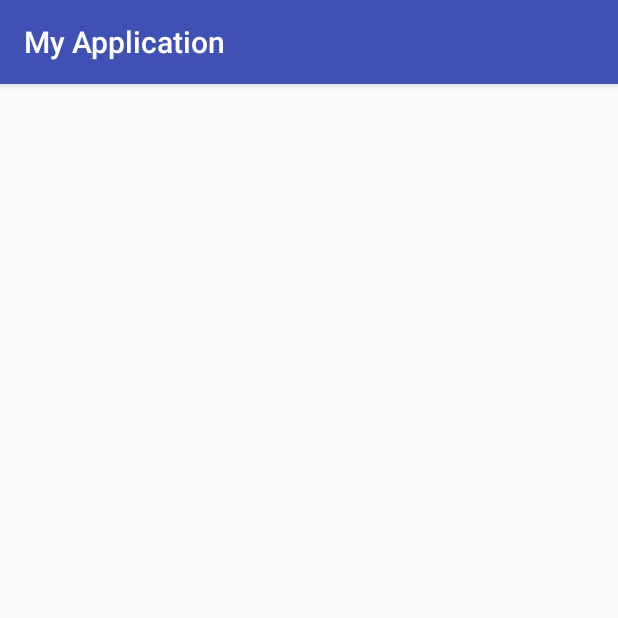
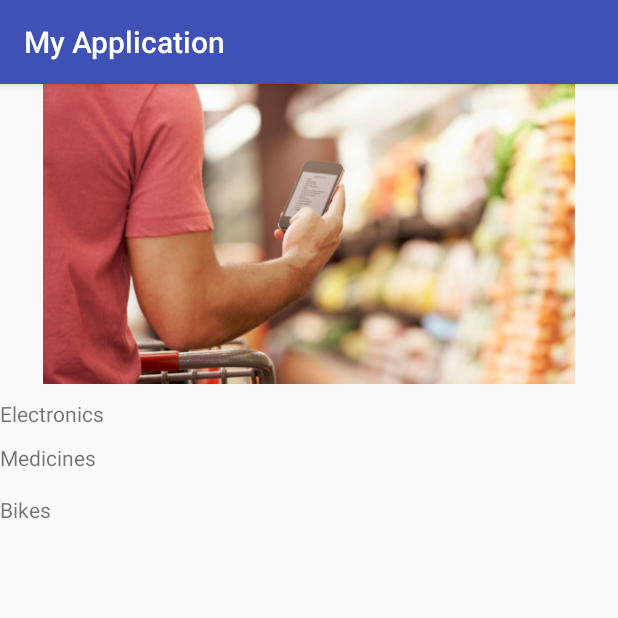
Before and after one commit to tobeapp/App, an Android app: the screen it shows after launch (MainActivity), on a phone screen of 412 x 824 dp, the top half of it. Run offline under Robolectric (Android 15) with nearby library versions, the phone set to English and light mode, and no system bars; our stand-ins replace Firebase (no records; nobody signed in at launch, a user with empty details on screens opened directly), Picasso; pictures from the network do not load.

Commit message:
First Commit

```diff
--- a/app/build.gradle
+++ b/app/build.gradle
@@ -25,6 +25,7 @@ dependencies {
         exclude group: 'com.android.support', module: 'support-annotations'
     })
 
+    compile 'com.google.firebase:firebase-core:9.6.0'
     compile 'com.firebaseui:firebase-ui-database:0.4.0'
     compile 'com.squareup.picasso:picasso:2.5.2'
     compile 'com.android.support:cardview-v7:25.3.1'
@@ -36,4 +37,6 @@ dependencies {
 }
 
 
+
+
 apply plugin: 'com.google.gms.google-services'
--- a/app/src/main/AndroidManifest.xml
+++ b/app/src/main/AndroidManifest.xml
@@ -16,6 +16,8 @@
                 <category android:name="android.intent.category.LAUNCHER" />
             </intent-filter>
         </activity>
+        <activity android:name=".second" />
+        <activity android:name=".Products_Category_Wise"></activity>
     </application>
 
 </manifest>
--- /dev/null
+++ b/app/src/main/java/com/example/ankit/myapplication/CustomPagerAdapter.java
@@ -0,0 +1,57 @@
+package com.example.ankit.myapplication;
+
+import android.content.Context;
+import android.support.v4.view.PagerAdapter;
+import android.view.LayoutInflater;
+import android.view.View;
+import android.view.ViewGroup;
+import android.widget.ImageView;
+import android.widget.LinearLayout;
+
+/**
+ * Created by ankit on 16-08-2017.
+ */
+
+public class CustomPagerAdapter extends PagerAdapter {
+    Context mContext;
+    LayoutInflater mLayoutInflater;
+    int[] mResources = {
+            R.drawable.image1,
+            R.drawable.image2,
+            R.drawable.image3,
+            R.drawable.image4,
+
+    };
+
+    public CustomPagerAdapter(Context context) {
+        mContext = context;
+        mLayoutInflater = (LayoutInflater) mContext.getSystemService(Context.LAYOUT_INFLATER_SERVICE);
+    }
+
+    @Override
+    public int getCount() {
+        return mResources.length;
+    }
+
+    @Override
+    public boolean isViewFromObject(View view, Object object) {
+        return view == ((LinearLayout) object);
+    }
+
+    @Override
+    public Object instantiateItem(ViewGroup container, int position) {
+        View itemView = mLayoutInflater.inflate(R.layout.pager_item, container, false);
+
+        ImageView imageView = (ImageView) itemView.findViewById(R.id.imageView13333);
+        imageView.setImageResource(mResources[position]);
+
+        container.addView(itemView);
+
+        return itemView;
+    }
+
+    @Override
+    public void destroyItem(ViewGroup container, int position, Object object) {
+        container.removeView((LinearLayout) object);
+    }
+}
--- a/app/src/main/java/com/example/ankit/myapplication/MainActivity.java
+++ b/app/src/main/java/com/example/ankit/myapplication/MainActivity.java
@@ -2,7 +2,10 @@ package com.example.ankit.myapplication;
 
 import android.content.ClipData;
 import android.content.Context;
+import android.content.Intent;
 import android.media.Image;
+import android.net.Uri;
+import android.support.v4.view.ViewPager;
 import android.support.v7.app.AppCompatActivity;
 import android.os.Bundle;
 import android.support.v7.widget.LinearLayoutManager;
@@ -14,6 +17,7 @@ import android.widget.ImageView;
 import android.widget.ListView;
 import android.widget.TextView;
 import android.widget.Toast;
+import android.widget.VideoView;
 
 import com.firebase.ui.database.FirebaseRecyclerAdapter;
 import com.google.firebase.database.DataSnapshot;
@@ -29,56 +33,79 @@ import java.util.List;
 import java.util.Map;
 
 public class MainActivity extends AppCompatActivity {
-    private RecyclerView mRecyclerView;
+    private RecyclerView mRecyclerView,mRecyclerView1,mRecylcerView2;
     private static final String TAG="She played the fiddle in an Irish band But she fell in love with an English man";
     FirebaseDatabase database;
+    ViewPager mViewPager;
+    CustomPagerAdapter mCustomPagerAdapter;//customPagerAdapter;
     DatabaseReference ref;
-    MainAdapter adapter;
+    MainAdapter adapter,adapter1,adapter2;
    // private ItemData[] itemdata;
-    private List<ItemData> itemdata;
-    private RecyclerView.LayoutManager mlayoutManager;
-    private RecyclerView.Adapter mAdapter;
-    private ArrayList<String> mDataset;
+    private List<ItemData> itemdata,itemdata1,itemdata2;
+    private RecyclerView.LayoutManager mlayoutManager,mlayoutManager1,mlayoutManager2;
+
     @Override
     protected void onCreate(Bundle savedInstanceState) {
         super.onCreate(savedInstanceState);
         setContentView(R.layout.activity_main);
         database=FirebaseDatabase.getInstance();
-        ref=database.getReference("/Data");
+        ref=database.getReference();
+
+        ////////////////////////////////////////////
+        itemdata2=new ArrayList<ItemData>();
         itemdata=new ArrayList<ItemData>();
-        adapter=new MainAdapter(itemdata);
+        itemdata1=new ArrayList<ItemData>();
+        /////////////////////////////////////////////
+        adapter=new MainAdapter(itemdata,getApplicationContext());
+        adapter1=new MainAdapter(itemdata1,getApplicationContext());
+        adapter2=new MainAdapter(itemdata2,getApplicationContext());
+        ///////////////////////////////////////////////
+
         mRecyclerView=(RecyclerView)findViewById(R.id.recycler_view);
         mRecyclerView.setHasFixedSize(true);
+        mRecyclerView1=(RecyclerView)findViewById(R.id.recycler_view1);
+        mRecyclerView1.setHasFixedSize(true);
+        mRecylcerView2=(RecyclerView)findViewById(R.id.recycler_view2);
+        mRecylcerView2.setHasFixedSize(true);
+        ///////////////////////////////////////////////////
+
         mlayoutManager=new LinearLayoutManager(this,LinearLayoutManager.HORIZONTAL,false);
+        mlayoutManager1=new LinearLayoutManager(this,LinearLayoutManager.HORIZONTAL,false);
+        mlayoutManager2=new LinearLayoutManager(this,LinearLayoutManager.HORIZONTAL,false);
+
+        ///////////////////////////////////////////////////
         mRecyclerView.setLayoutManager(mlayoutManager);
+        mRecyclerView1.setLayoutManager(mlayoutManager1);
+        mRecylcerView2.setLayoutManager(mlayoutManager2);
+        ///////////////////////////////////////////////////
+        mCustomPagerAdapter = new CustomPagerAdapter(this);
 
+        //////////////////////////////////////////////////
+        mViewPager = (ViewPager) findViewById(R.id.pager);
+        mViewPager.setAdapter(mCustomPagerAdapter);
     }
-
     @Override
     protected void onStart() {
         super.onStart();
-        FirebaseRecyclerAdapter<ItemData,myViewHolder> firebaseRecyclerAdapter=
-                new FirebaseRecyclerAdapter<ItemData, myViewHolder>(ItemData.class,R.layout.row,myViewHolder.class,ref) {
-                    @Override
-                    protected void populateViewHolder(myViewHolder viewHolder, ItemData model, int position) {
-                        viewHolder.setTitle(model.getTitle());
-                        viewHolder.setImage(getApplicationContext(),model.getImageURL());
-                    }
-                };
 
-               mRecyclerView.setAdapter(firebaseRecyclerAdapter);
-
-     /*   mRecyclerView.setAdapter(adapter);
-        ref.addValueEventListener(new ValueEventListener() {
+////////////////////////////////////////////////////////////////////////////////////////////////////
+        mRecyclerView.setAdapter(adapter);
+       // mRecyclerView1.setAdapter(adapter);
+        ref.child("/Electronics").addValueEventListener(new ValueEventListener() {
             @Override
             public void onDataChange(DataSnapshot dataSnapshot) {
-             //   itemdata.removeAll(itemdata);
+                int counter=0;
                 for(DataSnapshot snapshot:dataSnapshot.getChildren()){
-                    Log.d(TAG, "populateViewHolder: "+snapshot.getChildren());
-                    ItemData item=snapshot.getValue(ItemData.class);
-                    System.out.println(item.getTitle()+"********************"+item.getImageURL());
-                  //  Log.d(TAG, "populateViewHolder: "+item.getTitle());
+                    ItemData item=new ItemData();
+                   // System.out.println(snapshot.child("Image").getValue().toString());
+                    item.setImageURL(snapshot.child("Image").getValue().toString());
+                   // System.out.println(item.getImageURL());
+                    item.setTitle(snapshot.child("Title").getValue().toString());
+                   // System.out.println(item.getTitle());
                     itemdata.add(item);
+                    counter++;
+                    if(counter== dataSnapshot.getChildrenCount())
+                        break;
                 }
                 adapter.notifyDataSetChanged();
             }
@@ -87,24 +114,60 @@ public class MainActivity extends AppCompatActivity {
             public void onCancelled(DatabaseError databaseError) {
 
             }
-        });*/
-    }
-    public static class myViewHolder  extends RecyclerView.ViewHolder{
-        View my;
+        });
+        //////////////////////////////////////////////////////////////////////////////
+        mRecyclerView1.setAdapter(adapter1);
+        ref.child("/Medicals").addValueEventListener(new ValueEventListener() {
+            @Override
+            public void onDataChange(DataSnapshot dataSnapshot) {
+                int counter=0;
+                for(DataSnapshot snapshot:dataSnapshot.getChildren()){
+                    ItemData item=new ItemData();
+                   // System.out.println(snapshot.child("Image").getValue().toString());
+                    item.setImageURL(snapshot.child("Image").getValue().toString());
+                    // System.out.println(item.getImageURL());
+                    item.setTitle(snapshot.child("Title").getValue().toString());
+                    // System.out.println(item.getTitle());
+                    itemdata1.add(item);
+                    counter++;
+                    if(counter== dataSnapshot.getChildrenCount())
+                        break;
+                }
+                adapter1.notifyDataSetChanged();
+            }
 
-        public myViewHolder(View itemView){
-            super(itemView);
-            my=itemView;
+            @Override
+            public void onCancelled(DatabaseError databaseError) {
 
-        }
-        public void setTitle(String title){
-            TextView title1=(TextView)my.findViewById(R.id.title);
-            title1.setText(title);
-        }
-        public void setImage(Context ctx,String image){
-            ImageView img=(ImageView)my.findViewById(R.id.image);
-            Picasso.with(ctx).load(image).into(img);
-        }
+            }
+        });
+        ///////////////////////////////////////////////////////////////////////////////////
+        mRecylcerView2.setAdapter(adapter2);
+        ref.child("/Data").addValueEventListener(new ValueEventListener() {
+            @Override
+            public void onDataChange(DataSnapshot dataSnapshot) {
+                int counter=0;
+                for(DataSnapshot snapshot:dataSnapshot.getChildren()){
+                    ItemData item=new ItemData();
+                    // System.out.println(snapshot.child("Image").getValue().toString());
+                    item.setImageURL(snapshot.child("Image").getValue().toString());
+                    // System.out.println(item.getImageURL());
+                    item.setTitle(snapshot.child("Title").getValue().toString());
+                    // System.out.println(item.getTitle());
+                    itemdata2.add(item);
+                    counter++;
+                    if(counter== dataSnapshot.getChildrenCount())
+                        break;
+                }
+                adapter2.notifyDataSetChanged();
+            }
+
+            @Override
+            public void onCancelled(DatabaseError databaseError) {
+
+            }
+        });
 
     }
+
 }
--- a/app/src/main/java/com/example/ankit/myapplication/MainAdapter.java
+++ b/app/src/main/java/com/example/ankit/myapplication/MainAdapter.java
@@ -1,11 +1,15 @@
 package com.example.ankit.myapplication;
 
+import android.content.Context;
+import android.content.Intent;
 import android.support.v7.widget.RecyclerView;
 import android.view.LayoutInflater;
 import android.view.View;
 import android.view.ViewGroup;
 import android.widget.ImageView;
 import android.widget.TextView;
+
+import com.squareup.picasso.Picasso;
 
 import java.util.ArrayList;
 import java.util.List;
@@ -16,14 +20,16 @@ import java.util.List;
 
 class MainAdapter extends RecyclerView.Adapter<MainAdapter.ViewHolder> {
    private ArrayList<String> mDataset;
+    private Context ctx;
     //private ItemData[] itemdata;
     private List<ItemData> itemdata;
     public MainAdapter(ArrayList<String> mDataset) {
         this.mDataset = mDataset;
     }
 
-    public MainAdapter(List<ItemData> itemdata) {
+    public MainAdapter(List<ItemData> itemdata,Context ctc) {
         this.itemdata = itemdata;
+        ctx=ctc;
     }
 
     @Override
@@ -37,7 +43,7 @@ class MainAdapter extends RecyclerView.Adapter<MainAdapter.ViewHolder> {
     @Override
     public void onBindViewHolder(MainAdapter.ViewHolder holder, int position) {
         holder.mtitle.setText(itemdata.get(position).getTitle());
-        //holder.mimage.setImageResource(itemdata.get(position).getImageURL());
+        Picasso.with(ctx).load(itemdata.get(position).getImageURL()).into(holder.mimage);
     }
 
     @Override
@@ -45,15 +51,25 @@ class MainAdapter extends RecyclerView.Adapter<MainAdapter.ViewHolder> {
         return itemdata.size();
     }
 
-    public class ViewHolder extends RecyclerView.ViewHolder{
+    public class ViewHolder extends RecyclerView.ViewHolder implements View.OnClickListener {
         public TextView mtitle;
         public ImageView mimage;
 
         public ViewHolder(View itemView) {
             super(itemView);
+            itemView.setOnClickListener(this);
             mtitle= (TextView) itemView.findViewById(R.id.title);
             mimage=(ImageView)itemView.findViewById(R.id.image);
         }
 
+        @Override
+        public void onClick(View v) {
+          //  System.out.println(mtitle);
+            Intent in=new Intent(ctx,Products_Category_Wise.class);
+            in.putExtra("For_Reference",mtitle.toString());
+            ctx.startActivity(in);
+
+        }
+
     }
 }
--- a/app/src/main/res/layout/activity_main.xml
+++ b/app/src/main/res/layout/activity_main.xml
@@ -1,12 +1,55 @@
 <?xml version="1.0" encoding="utf-8"?>
-<LinearLayout xmlns:android="http://schemas.android.com/apk/res/android"
+<ScrollView xmlns:android="http://schemas.android.com/apk/res/android"
     xmlns:app="http://schemas.android.com/apk/res-auto"
     xmlns:tools="http://schemas.android.com/tools"
     android:layout_width="match_parent"
     android:layout_height="match_parent"
+    android:scrollY="300dp"
     tools:context="com.example.ankit.myapplication.MainActivity">
-<android.support.v7.widget.RecyclerView
-    android:id="@+id/recycler_view"
-    android:layout_width="match_parent"
-    android:layout_height="match_parent"></android.support.v7.widget.RecyclerView>
-</LinearLayout>
+
+
+    <LinearLayout
+        android:layout_width="match_parent"
+        android:layout_height="wrap_content"
+        android:orientation="vertical">
+        <android.support.v4.view.ViewPager xmlns:android="http://schemas.android.com/apk/res/android"
+            android:id="@+id/pager"
+            android:layout_width="match_parent"
+            android:layout_height="200dp">
+        </android.support.v4.view.ViewPager>
+        <TextView
+            android:layout_marginTop="10dp"
+            android:text="Electronics"
+            android:layout_width="match_parent"
+            android:layout_height="match_parent" />
+        <android.support.v7.widget.RecyclerView
+            android:id="@+id/recycler_view"
+            android:layout_width="match_parent"
+            android:layout_height="match_parent">
+
+        </android.support.v7.widget.RecyclerView>
+        <TextView
+            android:layout_marginTop="10dp"
+            android:layout_width="match_parent"
+            android:layout_height="match_parent"
+            android:text="Medicines"/>
+        <android.support.v7.widget.RecyclerView
+            android:layout_marginTop="5dp"
+            android:id="@+id/recycler_view1"
+            android:layout_width="match_parent"
+            android:layout_height="match_parent" />
+        <TextView
+            android:layout_marginTop="10dp"
+            android:layout_width="match_parent"
+            android:layout_height="match_parent"
+            android:text="Bikes"/>
+        <android.support.v7.widget.RecyclerView
+            android:layout_marginTop="5dp"
+            android:id="@+id/recycler_view2"
+            android:layout_width="match_parent"
+            android:layout_height="match_parent" />
+    </LinearLayout>
+
+
+
+</ScrollView>
--- /dev/null
+++ b/app/src/main/res/layout/pager_item.xml
@@ -0,0 +1,11 @@
+<?xml version="1.0" encoding="utf-8"?>
+
+<LinearLayout xmlns:android="http://schemas.android.com/apk/res/android"
+    android:orientation="vertical" android:layout_width="match_parent"
+    android:layout_height="match_parent">
+
+    <ImageView
+        android:layout_width="match_parent"
+        android:layout_height="match_parent"
+        android:id="@+id/imageView13333" />
+</LinearLayout>
```
Also changed, not shown: app/src/main/java/com/example/ankit/myapplication/Products_Category_Wise.java (added, +77 -0 lines), app/src/main/res/layout/activity_products__category__wise.xml (added, +12 -0 lines), app/src/main/res/drawable/image1.jpg (added), app/src/main/res/drawable/image2.jpg (added), app/src/main/res/drawable/image3.jpg (added), app/src/main/res/drawable/image4.jpg (added).
